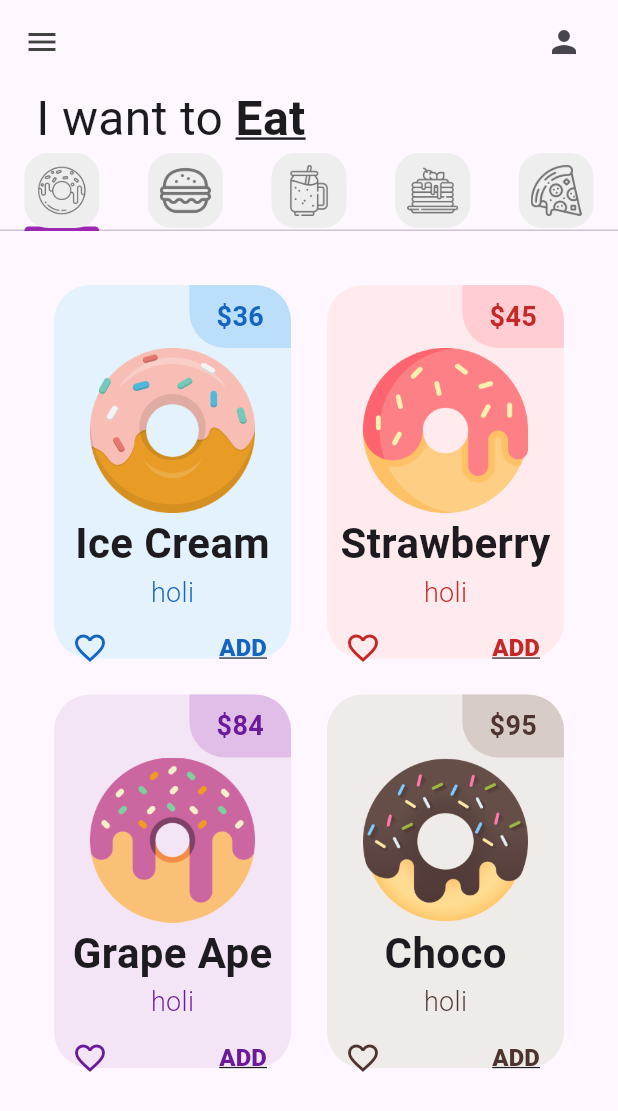
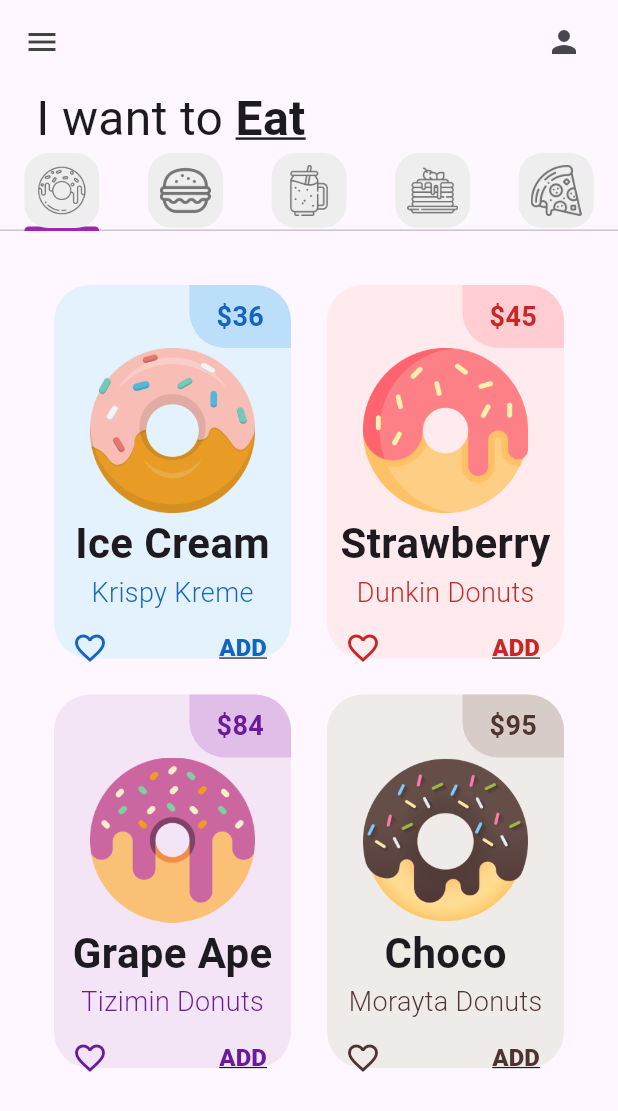
Before and after one commit to mjsb05/donut_app_4sa, a Flutter app: the screen it shows after launch, on a phone screen of 412 x 824 dp. Shown: the top 1111 px of the screen. Run offline on Flutter 3.47's test engine with Material 3 defaults, Android fonts, the phone set to English and light mode, and no system bars.

```diff
--- a/lib/tabs/donut_tab.dart
+++ b/lib/tabs/donut_tab.dart
@@ -5,10 +5,34 @@ class DonutTab extends StatelessWidget {
   //list of donuts
   final List donutsOnSale = [
     // [ donutFlavor, donutPrice, donutColor, imageName ]
-    ["Ice Cream", "36", Colors.blue, "lib/images/icecream_donut.png"],
-    ["Strawberry", "45", Colors.red, "lib/images/strawberry_donut.png"],
-    ["Grape Ape", "84", Colors.purple, "lib/images/grape_donut.png"],
-    ["Choco", "95", Colors.brown, "lib/images/chocolate_donut.png"],
+    [
+      "Ice Cream",
+      "36",
+      Colors.blue,
+      "lib/images/icecream_donut.png",
+      "Krispy Kreme"
+    ],
+    [
+      "Strawberry",
+      "45",
+      Colors.red,
+      "lib/images/strawberry_donut.png",
+      "Dunkin Donuts"
+    ],
+    [
+      "Grape Ape",
+      "84",
+      Colors.purple,
+      "lib/images/grape_donut.png",
+      "Tizimin Donuts"
+    ],
+    [
+      "Choco",
+      "95",
+      Colors.brown,
+      "lib/images/chocolate_donut.png",
+      "Morayta Donuts"
+    ],
   ];
   DonutTab({super.key});
 
@@ -31,7 +55,8 @@ class DonutTab extends StatelessWidget {
               donutFlavor: donutsOnSale[index][0],
               donutPrice: donutsOnSale[index][1],
               donutColor: donutsOnSale[index][2],
-              imageName: donutsOnSale[index][3]);
+              imageName: donutsOnSale[index][3],
+              donutStore: donutsOnSale[index][4]);
         });
   }
 }
--- a/lib/utils/donut_tile.dart
+++ b/lib/utils/donut_tile.dart
@@ -5,13 +5,15 @@ class DonutTile extends StatelessWidget {
   final String donutPrice;
   final String donutFlavor;
   final String imageName;
+  final String donutStore;
 
   const DonutTile(
       {super.key,
       required this.imageName,
       required this.donutColor,
       required this.donutPrice,
-      required this.donutFlavor});
+      required this.donutFlavor,
+      required this.donutStore});
 
   @override
   Widget build(BuildContext context) {
@@ -52,7 +54,7 @@ class DonutTile extends StatelessWidget {
                     fontSize: 28,
                     fontWeight: FontWeight.bold,
                   )),
-              Text("holi",
+              Text(donutStore,
                   style: TextStyle(
                       fontSize: 18,
                       fontWeight: FontWeight.w300,
```
